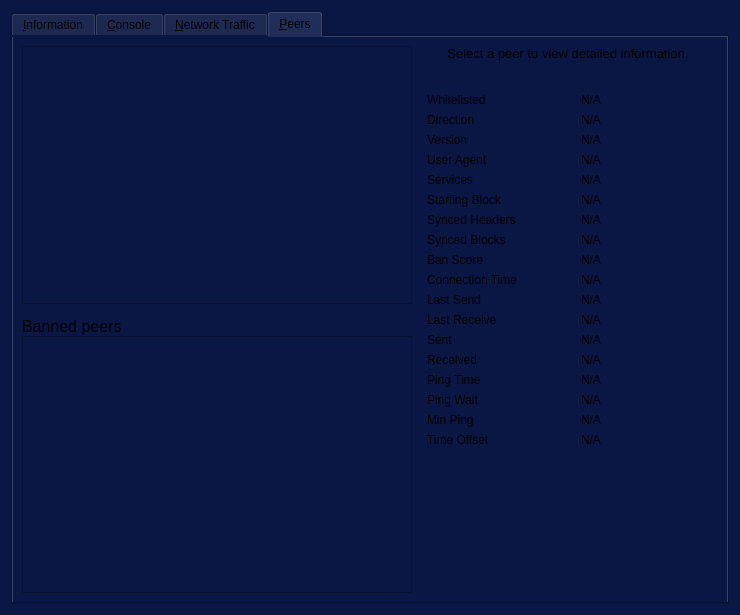
Before: the Qt Designer form src/qt/forms/debugwindow.ui in digibyte/digibyte, drawn with Qt 5.
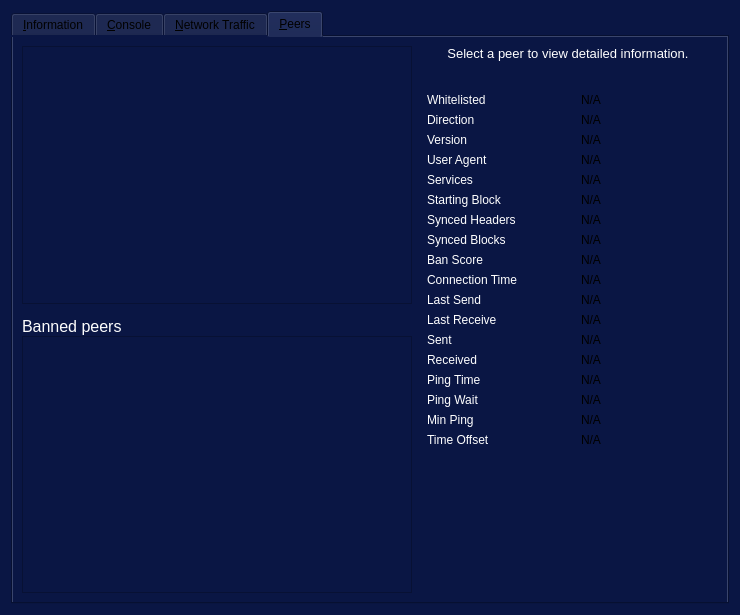
After: the same form once the commit is applied. The open tabs and pages were chosen to show the change. Icons and pictures are not drawn. Custom widgets are drawn as their Qt base class.

Diff of the .ui file:
```diff
--- a/src/qt/forms/debugwindow.ui
+++ b/src/qt/forms/debugwindow.ui
@@ -1064,7 +1064,7 @@
             <cursorShape>IBeamCursor</cursorShape>
            </property>
            <property name="text">
-            <string>Banned peers</string>
+            <string>&lt;html&gt;&lt;head/&gt;&lt;body&gt;&lt;p&gt;&lt;span style=&quot; color:#fdfdfd;&quot;&gt;Banned peers&lt;/span&gt;&lt;/p&gt;&lt;/body&gt;&lt;/html&gt;</string>
            </property>
            <property name="alignment">
             <set>Qt::AlignBottom|Qt::AlignLeading|Qt::AlignLeft</set>
@@ -1124,7 +1124,7 @@
           <cursorShape>IBeamCursor</cursorShape>
          </property>
          <property name="text">
-          <string>Select a peer to view detailed information.</string>
+          <string>&lt;html&gt;&lt;head/&gt;&lt;body&gt;&lt;p&gt;&lt;span style=&quot; color:#ffffff;&quot;&gt;Select a peer to view detailed information.&lt;/span&gt;&lt;/p&gt;&lt;/body&gt;&lt;/html&gt;</string>
          </property>
          <property name="alignment">
           <set>Qt::AlignHCenter|Qt::AlignTop</set>
@@ -1149,7 +1149,7 @@
           <item row="0" column="0">
            <widget class="QLabel" name="label_30">
             <property name="text">
-             <string>Whitelisted</string>
+             <string>&lt;html&gt;&lt;head/&gt;&lt;body&gt;&lt;p&gt;&lt;span style=&quot; color:#fcfcfc;&quot;&gt;Whitelisted&lt;/span&gt;&lt;/p&gt;&lt;/body&gt;&lt;/html&gt;</string>
             </property>
            </widget>
           </item>
@@ -1172,7 +1172,7 @@
           <item row="1" column="0">
            <widget class="QLabel" name="label_23">
             <property name="text">
-             <string>Direction</string>
+             <string>&lt;html&gt;&lt;head/&gt;&lt;body&gt;&lt;p&gt;&lt;span style=&quot; color:#ffffff;&quot;&gt;Direction&lt;/span&gt;&lt;/p&gt;&lt;/body&gt;&lt;/html&gt;</string>
             </property>
            </widget>
           </item>
@@ -1195,7 +1195,7 @@
           <item row="2" column="0">
            <widget class="QLabel" name="label_21">
             <property name="text">
-             <string>Version</string>
+             <string>&lt;html&gt;&lt;head/&gt;&lt;body&gt;&lt;p&gt;&lt;span style=&quot; color:#ffffff;&quot;&gt;Version&lt;/span&gt;&lt;/p&gt;&lt;/body&gt;&lt;/html&gt;</string>
             </property>
            </widget>
           </item>
@@ -1218,7 +1218,7 @@
           <item row="3" column="0">
            <widget class="QLabel" name="label_28">
             <property name="text">
-             <string>User Agent</string>
+             <string>&lt;html&gt;&lt;head/&gt;&lt;body&gt;&lt;p&gt;&lt;span style=&quot; color:#ffffff;&quot;&gt;User Agent&lt;/span&gt;&lt;/p&gt;&lt;/body&gt;&lt;/html&gt;</string>
             </property>
            </widget>
           </item>
@@ -1241,7 +1241,7 @@
           <item row="4" column="0">
            <widget class="QLabel" name="label_4">
             <property name="text">
-             <string>Services</string>
+             <string>&lt;html&gt;&lt;head/&gt;&lt;body&gt;&lt;p&gt;&lt;span style=&quot; color:#ffffff;&quot;&gt;Services&lt;/span&gt;&lt;/p&gt;&lt;/body&gt;&lt;/html&gt;</string>
             </property>
            </widget>
           </item>
@@ -1264,7 +1264,7 @@
           <item row="5" column="0">
            <widget class="QLabel" name="label_29">
             <property name="text">
-             <string>Starting Block</string>
+             <string>&lt;html&gt;&lt;head/&gt;&lt;body&gt;&lt;p&gt;&lt;span style=&quot; color:#ffffff;&quot;&gt;Starting Block&lt;/span&gt;&lt;/p&gt;&lt;/body&gt;&lt;/html&gt;</string>
             </property>
            </widget>
           </item>
@@ -1287,7 +1287,7 @@
           <item row="6" column="0">
            <widget class="QLabel" name="label_27">
             <property name="text">
-             <string>Synced Headers</string>
+             <string>&lt;html&gt;&lt;head/&gt;&lt;body&gt;&lt;p&gt;&lt;span style=&quot; color:#ffffff;&quot;&gt;Synced Headers&lt;/span&gt;&lt;/p&gt;&lt;/body&gt;&lt;/html&gt;</string>
             </property>
            </widget>
           </item>
@@ -1310,7 +1310,7 @@
           <item row="7" column="0">
            <widget class="QLabel" name="label_25">
             <property name="text">
-             <string>Synced Blocks</string>
+             <string>&lt;html&gt;&lt;head/&gt;&lt;body&gt;&lt;p&gt;&lt;span style=&quot; color:#ffffff;&quot;&gt;Synced Blocks&lt;/span&gt;&lt;/p&gt;&lt;/body&gt;&lt;/html&gt;</string>
             </property>
            </widget>
           </item>
@@ -1333,7 +1333,7 @@
           <item row="8" column="0">
            <widget class="QLabel" name="label_24">
             <property name="text">
-             <string>Ban Score</string>
+             <string>&lt;html&gt;&lt;head/&gt;&lt;body&gt;&lt;p&gt;&lt;span style=&quot; color:#ffffff;&quot;&gt;Ban Score&lt;/span&gt;&lt;/p&gt;&lt;/body&gt;&lt;/html&gt;</string>
             </property>
            </widget>
           </item>
@@ -1356,7 +1356,7 @@
           <item row="9" column="0">
            <widget class="QLabel" name="label_22">
             <property name="text">
-             <string>Connection Time</string>
+             <string>&lt;html&gt;&lt;head/&gt;&lt;body&gt;&lt;p&gt;&lt;span style=&quot; color:#ffffff;&quot;&gt;Connection Time&lt;/span&gt;&lt;/p&gt;&lt;/body&gt;&lt;/html&gt;</string>
             </property>
            </widget>
           </item>
@@ -1379,7 +1379,7 @@
           <item row="10" column="0">
            <widget class="QLabel" name="label_15">
             <property name="text">
-             <string>Last Send</string>
+             <string>&lt;html&gt;&lt;head/&gt;&lt;body&gt;&lt;p&gt;&lt;span style=&quot; color:#ffffff;&quot;&gt;Last Send&lt;/span&gt;&lt;/p&gt;&lt;/body&gt;&lt;/html&gt;</string>
             </property>
            </widget>
           </item>
@@ -1402,7 +1402,7 @@
           <item row="11" column="0">
            <widget class="QLabel" name="label_19">
             <property name="text">
-             <string>Last Receive</string>
+             <string>&lt;html&gt;&lt;head/&gt;&lt;body&gt;&lt;p&gt;&lt;span style=&quot; color:#ffffff;&quot;&gt;Last Receive&lt;/span&gt;&lt;/p&gt;&lt;/body&gt;&lt;/html&gt;</string>
             </property>
            </widget>
           </item>
@@ -1425,7 +1425,7 @@
           <item row="12" column="0">
            <widget class="QLabel" name="label_18">
             <property name="text">
-             <string>Sent</string>
+             <string>&lt;html&gt;&lt;head/&gt;&lt;body&gt;&lt;p&gt;&lt;span style=&quot; color:#ffffff;&quot;&gt;Sent&lt;/span&gt;&lt;/p&gt;&lt;/body&gt;&lt;/html&gt;</string>
             </property>
            </widget>
           </item>
@@ -1448,7 +1448,7 @@
           <item row="13" column="0">
            <widget class="QLabel" name="label_20">
             <property name="text">
-             <string>Received</string>
+             <string>&lt;html&gt;&lt;head/&gt;&lt;body&gt;&lt;p&gt;&lt;span style=&quot; color:#ffffff;&quot;&gt;Received&lt;/span&gt;&lt;/p&gt;&lt;/body&gt;&lt;/html&gt;</string>
             </property>
            </widget>
           </item>
@@ -1471,7 +1471,7 @@
           <item row="14" column="0">
            <widget class="QLabel" name="label_26">
             <property name="text">
-             <string>Ping Time</string>
+             <string>&lt;html&gt;&lt;head/&gt;&lt;body&gt;&lt;p&gt;&lt;span style=&quot; color:#ffffff;&quot;&gt;Ping Time&lt;/span&gt;&lt;/p&gt;&lt;/body&gt;&lt;/html&gt;</string>
             </property>
            </widget>
           </item>
@@ -1497,7 +1497,7 @@
              <string>The duration of a currently outstanding ping.</string>
             </property>
             <property name="text">
-             <string>Ping Wait</string>
+             <string>&lt;html&gt;&lt;head/&gt;&lt;body&gt;&lt;p&gt;&lt;span style=&quot; color:#ffffff;&quot;&gt;Ping Wait&lt;/span&gt;&lt;/p&gt;&lt;/body&gt;&lt;/html&gt;</string>
             </property>
            </widget>
           </item>
@@ -1520,7 +1520,7 @@
           <item row="16" column="0">
            <widget class="QLabel" name="peerMinPingLabel">
             <property name="text">
-             <string>Min Ping</string>
+             <string>&lt;html&gt;&lt;head/&gt;&lt;body&gt;&lt;p&gt;&lt;span style=&quot; color:#ffffff;&quot;&gt;Min Ping&lt;/span&gt;&lt;/p&gt;&lt;/body&gt;&lt;/html&gt;</string>
             </property>
            </widget>
           </item>
@@ -1543,7 +1543,7 @@
           <item row="17" column="0">
            <widget class="QLabel" name="label_timeoffset">
             <property name="text">
-             <string>Time Offset</string>
+             <string>&lt;html&gt;&lt;head/&gt;&lt;body&gt;&lt;p&gt;&lt;span style=&quot; color:#ffffff;&quot;&gt;Time Offset&lt;/span&gt;&lt;/p&gt;&lt;/body&gt;&lt;/html&gt;</string>
             </property>
            </widget>
           </item>
```
Left out of the diff: 36 changed lines with no effect on the pictures.
